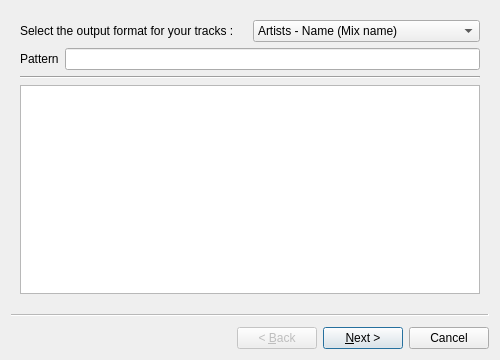
Before: the Qt Designer form src/wizards/renamewizard.ui in alorence/tym, drawn with Qt 5.
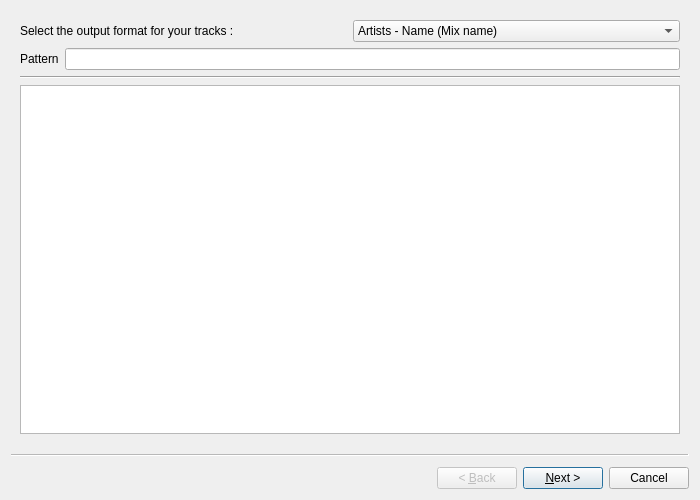
After: the same form once the commit is applied. Custom widgets are drawn as their Qt base class.

Commit message: (gui) Change wizards sizes

```diff
--- a/src/wizards/renamewizard.ui
+++ b/src/wizards/renamewizard.ui
@@ -2,6 +2,14 @@
 <ui version="4.0">
  <class>RenameWizard</class>
  <widget class="QWizard" name="RenameWizard">
+  <property name="geometry">
+   <rect>
+    <x>0</x>
+    <y>0</y>
+    <width>700</width>
+    <height>500</height>
+   </rect>
+  </property>
   <widget class="QWizardPage" name="previewPage">
    <attribute name="pageId">
     <string notr="true">0</string>
```
The commit also changes 1 other file.
